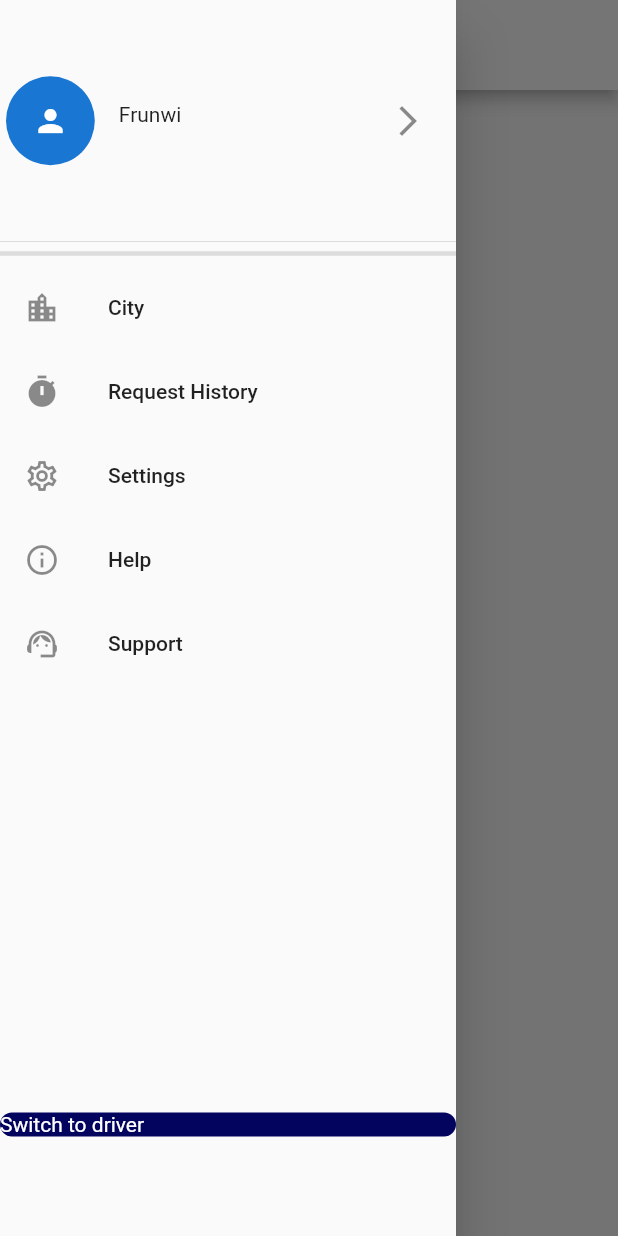
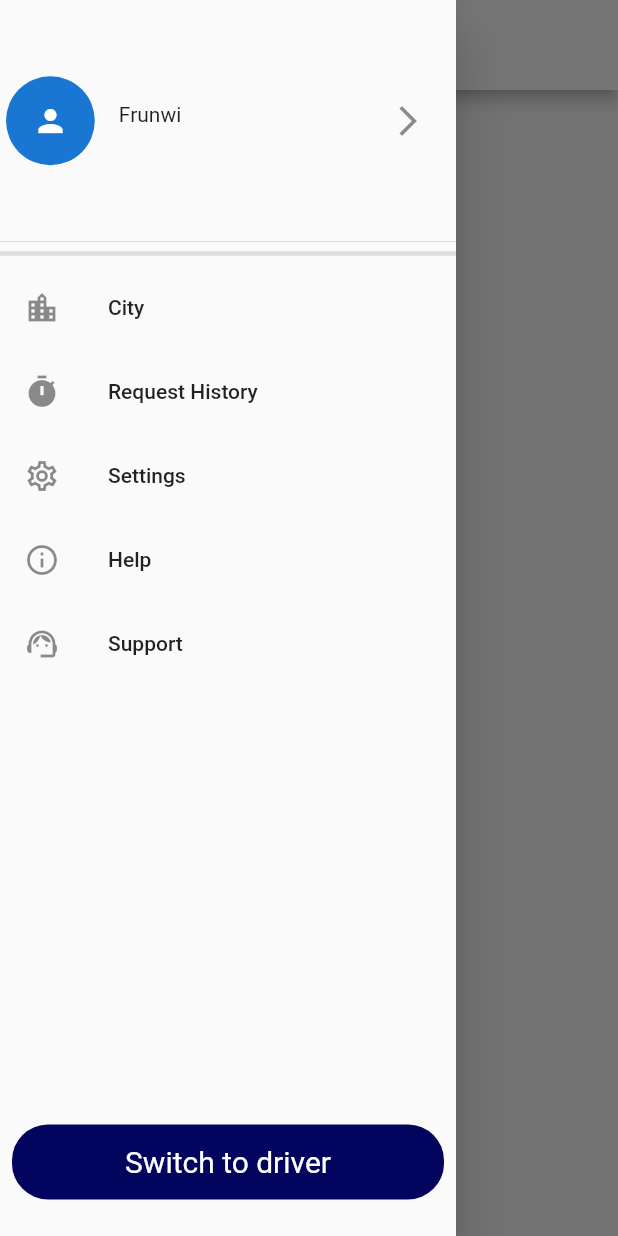
Before and after one commit to mugri-ndeh/indriver_clone, a Flutter app: the Help screen opened directly, with the side drawer open, on a phone screen of 412 x 824 dp. Run offline on Flutter 3.47's test engine with Material 2 defaults, Android fonts, the phone set to English and light mode, and no system bars; our stand-ins replace cloud_firestore, date_field, firebase_auth, firebase_core, geolocator, google_maps_flutter and 2 more; missing offline and left inert: flutter_polyline_points, flutter_sim_country_code; accounts and stored records are empty.

Commit message:
button fixed

```diff
--- a/lib/ui/button.dart
+++ b/lib/ui/button.dart
@@ -1,5 +1,3 @@
-import 'dart:html';
-
 import 'package:flutter/material.dart';
 import 'package:indriver_clone/ui/constants.dart';
 
@@ -20,11 +18,20 @@ class _BotButtonState extends State<BotButton> {
     Size size = MediaQuery.of(context).size;
     return GestureDetector(
       onTap: widget.onTap,
-      child: Container(
-        width: size.width * 0.9,
-        child: Text(widget.title, style: const TextStyle(color: Colors.white)),
-        decoration: BoxDecoration(
-            color: buttonColor, borderRadius: BorderRadius.circular(16)),
+      child: Padding(
+        padding: const EdgeInsets.all(8.0),
+        child: Container(
+          height: 50,
+          width: size.width * 0.9,
+          child: Center(
+            child: Text(
+              widget.title,
+              style: const TextStyle(color: Colors.white, fontSize: 20),
+            ),
+          ),
+          decoration: BoxDecoration(
+              color: buttonColor, borderRadius: BorderRadius.circular(24)),
+        ),
       ),
     );
   }
```
